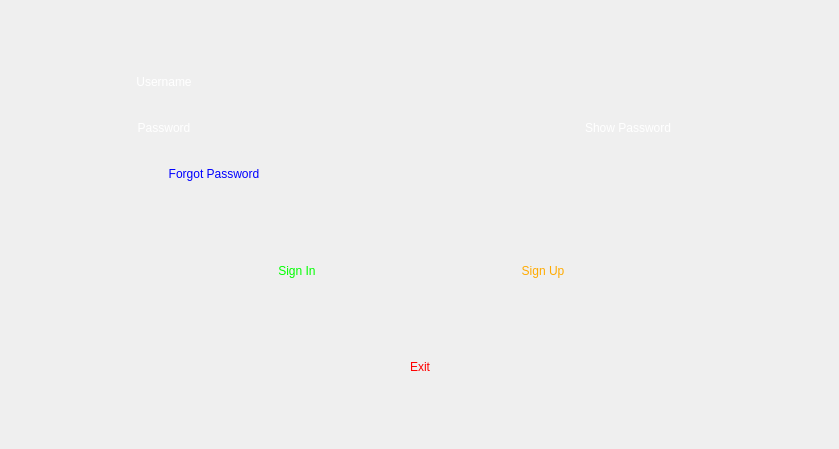
Before: the Qt Designer form SkullKing/LoginClasses/login.ui in danialmd81/skull-king, drawn with Qt 5.
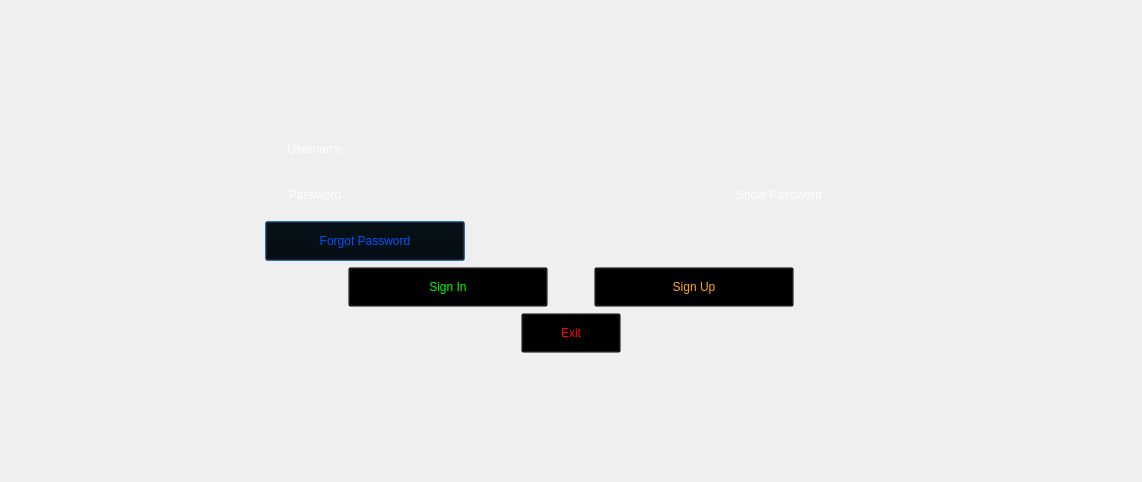
After: the same form once the commit is applied. Icons and pictures are not drawn.

Commit message: LoginClasses Completed. Working on Menu and Game.

```diff
--- a/SkullKing/LoginClasses/login.ui
+++ b/SkullKing/LoginClasses/login.ui
@@ -6,8 +6,8 @@
    <rect>
     <x>0</x>
     <y>0</y>
-    <width>839</width>
-    <height>449</height>
+    <width>1142</width>
+    <height>482</height>
    </rect>
   </property>
   <property name="windowTitle">
@@ -23,8 +23,6 @@
 color: rgb(255, 255, 255);
 font: italic 15pt &quot;Monotype Corsiva&quot;;</string>
   </property>
-  <layout class="QGridLayout" name="gridLayout">
-   <item row="0" column="0">
     <layout class="QVBoxLayout" name="verticalLayout">
      <item>
       <spacer name="verticalSpacer_3">
@@ -726,14 +724,14 @@
              </property>
              <property name="styleSheet">
               <string notr="true">border-image: url(:/Pictures/Game/Background.png);
-color: rgb(0, 0, 255);
-background: transparent;</string>
+background: transparent;
+color: rgb(0, 85, 255);</string>
              </property>
              <property name="text">
               <string>Forgot Password</string>
              </property>
              <property name="flat">
-              <bool>true</bool>
+            <bool>false</bool>
              </property>
             </widget>
            </item>
@@ -769,19 +767,6 @@
        </item>
       </layout>
      </item>
-     <item>
-      <spacer name="verticalSpacer_2">
-       <property name="orientation">
-        <enum>Qt::Vertical</enum>
-       </property>
-       <property name="sizeHint" stdset="0">
-        <size>
-         <width>20</width>
-         <height>39</height>
-        </size>
-       </property>
-      </spacer>
-     </item>
      <item>
       <layout class="QHBoxLayout" name="horizontalLayout_5">
        <item>
@@ -817,7 +802,7 @@
           <string>Sign In</string>
          </property>
          <property name="flat">
-          <bool>true</bool>
+        <bool>false</bool>
          </property>
         </widget>
        </item>
@@ -863,7 +848,7 @@
           <bool>false</bool>
          </property>
          <property name="flat">
-          <bool>true</bool>
+        <bool>false</bool>
          </property>
         </widget>
        </item>
@@ -882,19 +867,6 @@
        </item>
       </layout>
      </item>
-     <item>
-      <spacer name="verticalSpacer">
-       <property name="orientation">
-        <enum>Qt::Vertical</enum>
-       </property>
-       <property name="sizeHint" stdset="0">
-        <size>
-         <width>20</width>
-         <height>38</height>
-        </size>
-       </property>
-      </spacer>
-     </item>
      <item>
       <layout class="QHBoxLayout" name="horizontalLayout_6">
        <item>
@@ -930,7 +902,7 @@
           <string>Exit</string>
          </property>
          <property name="flat">
-          <bool>true</bool>
+        <bool>false</bool>
          </property>
         </widget>
        </item>
@@ -961,8 +933,6 @@
         </size>
        </property>
       </spacer>
-     </item>
-    </layout>
    </item>
   </layout>
  </widget>
```
Left out of the diff: 6 changed lines with no effect on the pictures. Lines whose indentation alone changed are shown as unchanged. The commit also changes 6 other files.
